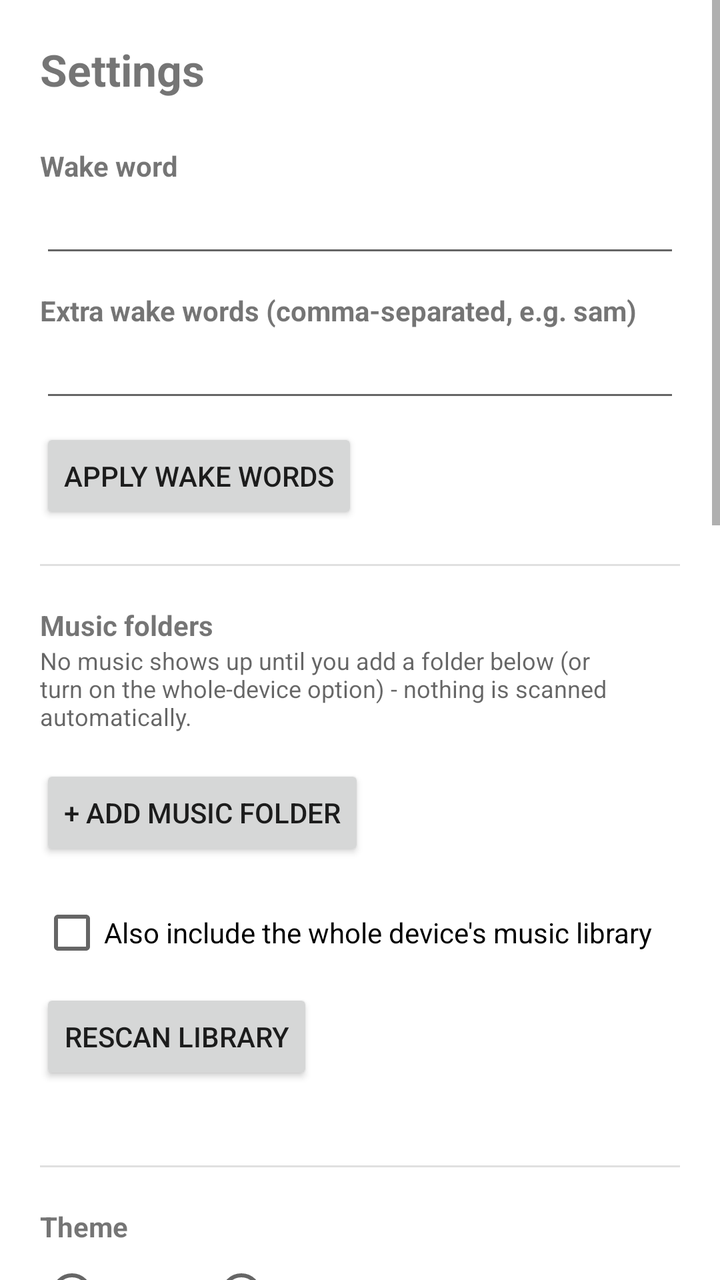
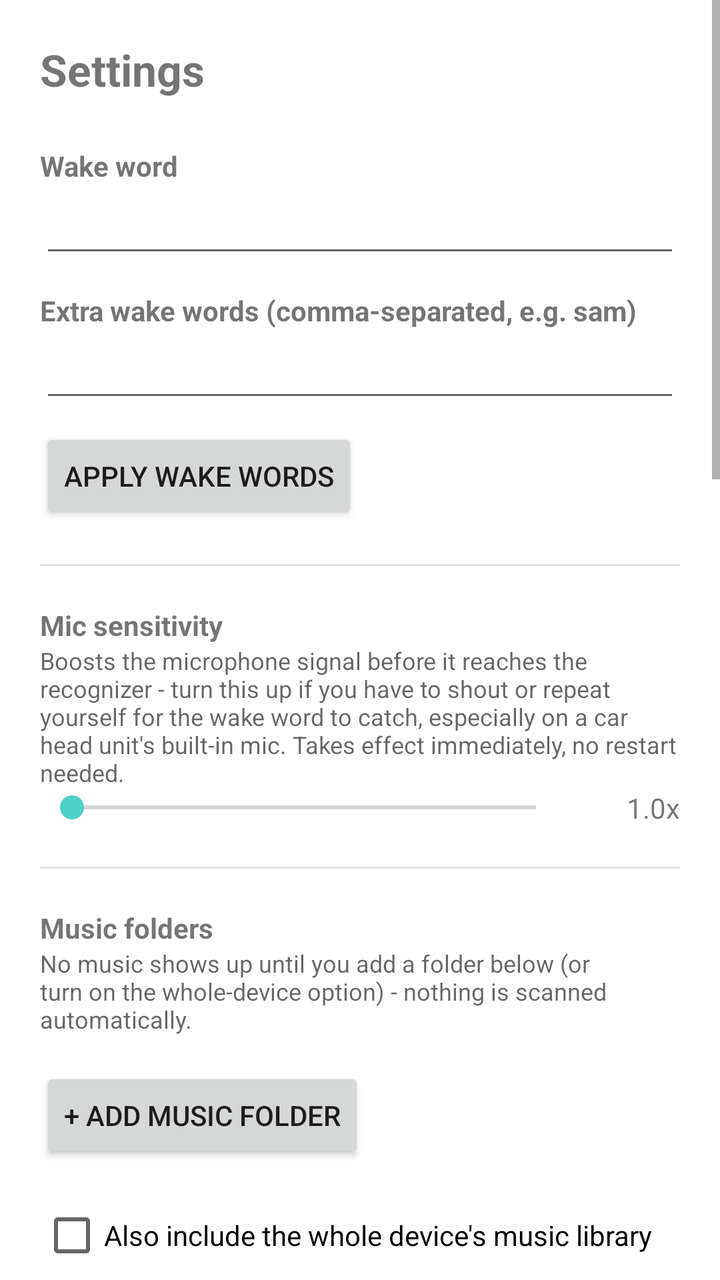

The first picture is an Android layout as it rendered before a commit; the second is the same layout after the commit. The layout source and the unified diff follow.
<!-- AndroidManifest.xml: application theme Theme.CarVoicePlayer -->
<!-- res/layout/activity_settings.xml -->
<?xml version="1.0" encoding="utf-8"?>
<ScrollView xmlns:android="http://schemas.android.com/apk/res/android"
    android:layout_width="match_parent"
    android:layout_height="match_parent">

    <LinearLayout
        android:layout_width="match_parent"
        android:layout_height="wrap_content"
        android:orientation="vertical"
        android:padding="20dp">

        <TextView
            android:layout_width="match_parent"
            android:layout_height="wrap_content"
            android:text="Settings"
            android:textSize="22sp"
            android:textStyle="bold" />

        <TextView
            android:layout_width="match_parent"
            android:layout_height="wrap_content"
            android:layout_marginTop="24dp"
            android:text="Wake word"
            android:textStyle="bold" />
        <EditText
            android:id="@+id/wakeWordInput"
            android:layout_width="match_parent"
            android:layout_height="wrap_content"
            android:inputType="text"
            android:singleLine="true" />

        <TextView
            android:layout_width="match_parent"
            android:layout_height="wrap_content"
            android:layout_marginTop="12dp"
            android:text="Extra wake words (comma-separated, e.g. sam)"
            android:textStyle="bold" />
        <EditText
            android:id="@+id/wakeAliasesInput"
            android:layout_width="match_parent"
            android:layout_height="wrap_content"
            android:inputType="text"
            android:singleLine="true" />

        <Button
            android:id="@+id/applyWakeButton"
            android:layout_width="wrap_content"
            android:layout_height="wrap_content"
            android:layout_marginTop="8dp"
            android:text="Apply wake words" />

        <View
            android:layout_width="match_parent"
            android:layout_height="1dp"
            android:layout_marginTop="20dp"
            android:background="?android:attr/listDivider" />

        <TextView
            android:layout_width="match_parent"
            android:layout_height="wrap_content"
            android:layout_marginTop="20dp"
            android:text="Music folders"
            android:textStyle="bold" />
        <TextView
            android:layout_width="match_parent"
            android:layout_height="wrap_content"
            android:text="No music shows up until you add a folder below (or turn on the whole-device option) - nothing is scanned automatically."
            android:textSize="12sp"
            android:textColor="?android:attr/textColorSecondary" />

        <LinearLayout
            android:id="@+id/folderListContainer"
            android:layout_width="match_parent"
            android:layout_height="wrap_content"
            android:orientation="vertical"
            android:layout_marginTop="8dp" />

        <Button
            android:id="@+id/addFolderButton"
            android:layout_width="wrap_content"
            android:layout_height="wrap_content"
            android:layout_marginTop="8dp"
            android:text="+ Add Music Folder" />

        <CheckBox
            android:id="@+id/wholeDeviceCheckbox"
            android:layout_width="match_parent"
            android:layout_height="wrap_content"
            android:layout_marginTop="12dp"
            android:text="Also include the whole device's music library" />

        <Button
            android:id="@+id/rescanButton"
            android:layout_width="wrap_content"
            android:layout_height="wrap_content"
            android:layout_marginTop="4dp"
            android:text="Rescan Library" />

        <TextView
            android:id="@+id/scanStatusText"
            android:layout_width="match_parent"
            android:layout_height="wrap_content"
            android:layout_marginTop="4dp"
            android:textSize="12sp"
            android:textColor="?android:attr/textColorSecondary" />

        <View
            android:layout_width="match_parent"
            android:layout_height="1dp"
            android:layout_marginTop="20dp"
            android:background="?android:attr/listDivider" />

        <TextView
            android:layout_width="match_parent"
            android:layout_height="wrap_content"
            android:layout_marginTop="20dp"
            android:text="Theme"
            android:textStyle="bold" />
        <RadioGroup
            android:id="@+id/themeRadioGroup"
            android:layout_width="match_parent"
            android:layout_height="wrap_content"
            android:orientation="horizontal">
            <RadioButton
                android:id="@+id/themeDark"
                android:layout_width="wrap_content"
                android:layout_height="wrap_content"
                android:text="Dark" />
            <RadioButton
                android:id="@+id/themeLight"
                android:layout_width="wrap_content"
                android:layout_height="wrap_content"
                android:layout_marginStart="24dp"
                android:text="Plain / Light" />
        </RadioGroup>

        <View
            android:layout_width="match_parent"
            android:layout_height="1dp"
            android:layout_marginTop="20dp"
            android:background="?android:attr/listDivider" />

        <TextView
            android:layout_width="match_parent"
            android:layout_height="wrap_content"
            android:layout_marginTop="20dp"
            android:text="Skip (start every song this far in)"
            android:textStyle="bold" />
        <TextView
            android:layout_width="match_parent"
            android:layout_height="wrap_content"
            android:text="Applies to every song, current and future - not the same as a song's own trim points below, and not the same as saying &quot;skip 30 seconds&quot; alone (that only jumps the CURRENT song, once). Same as the voice command &quot;skip all songs 30 seconds&quot;."
            android:textSize="12sp"
            android:textColor="?android:attr/textColorSecondary" />
        <LinearLayout
            android:layout_width="match_parent"
            android:layout_height="wrap_content"
            android:orientation="horizontal"
            android:gravity="center_vertical">
            <SeekBar
                android:id="@+id/skipSecondsSeekBar"
                android:layout_width="0dp"
                android:layout_height="wrap_content"
                android:layout_weight="1"
                android:max="60" />
            <TextView
                android:id="@+id/skipSecondsLabel"
                android:layout_width="56dp"
                android:layout_height="wrap_content"
                android:gravity="end"
                android:text="0s" />
        </LinearLayout>

        <View
            android:layout_width="match_parent"
            android:layout_height="1dp"
            android:layout_marginTop="20dp"
            android:background="?android:attr/listDivider" />

        <TextView
            android:layout_width="match_parent"
            android:layout_height="wrap_content"
            android:layout_marginTop="20dp"
            android:text="Skip to vocals (beta)"
            android:textStyle="bold" />
        <CheckBox
            android:id="@+id/autoSkipIntroCheckbox"
            android:layout_width="match_parent"
            android:layout_height="wrap_content"
            android:text="Automatically skip the instrumental intro of every song" />
        <TextView
            android:layout_width="match_parent"
            android:layout_height="wrap_content"
            android:text="This is a loudness-based GUESS at where the intro ends, not real vocal detection (true vocal separation needs a heavy ML model this app doesn't run). It looks for the point a song's energy jumps up and stays up compared to its own quiet opening - works reasonably on a typical instrumental-intro-then-full-band song, and will guess wrong on others. Say &quot;skip to vocals&quot; (or &quot;skip intro&quot;) any time for a one-off manual jump on whatever's playing, regardless of this setting."
            android:textSize="12sp"
            android:textColor="?android:attr/textColorSecondary" />

        <View
            android:layout_width="match_parent"
            android:layout_height="1dp"
            android:layout_marginTop="20dp"
            android:background="?android:attr/listDivider" />

        <TextView
            android:layout_width="match_parent"
            android:layout_height="wrap_content"
            android:layout_marginTop="20dp"
            android:text="Startup"
            android:textStyle="bold" />
        <CheckBox
            android:id="@+id/autoStartCheckbox"
            android:layout_width="match_parent"
            android:layout_height="wrap_content"
            android:text="Auto-open when the car/tablet turns on" />
        <TextView
            android:layout_width="match_parent"
            android:layout_height="wrap_content"
            android:text="Resumes playback automatically from wherever it left off - no taps needed. On some tablets (especially budget/car-head-unit Android boxes), you may also need to enable &quot;autostart&quot; or &quot;background activity&quot; for this app in the device's own system settings - that's a manufacturer restriction this app can't bypass on its own."
            android:textSize="12sp"
            android:textColor="?android:attr/textColorSecondary" />

        <View
            android:layout_width="match_parent"
            android:layout_height="1dp"
            android:layout_marginTop="20dp"
            android:background="?android:attr/listDivider" />

        <TextView
            android:layout_width="match_parent"
            android:layout_height="wrap_content"
            android:layout_marginTop="20dp"
            android:text="Last error/crash"
            android:textStyle="bold" />
        <TextView
            android:id="@+id/crashLogText"
            android:layout_width="match_parent"
            android:layout_height="wrap_content"
            android:layout_marginTop="4dp"
            android:textSize="11sp"
            android:fontFamily="monospace"
            android:textColor="?android:attr/textColorSecondary"
            android:text="None recorded." />
        <Button
            android:id="@+id/clearCrashLogButton"
            android:layout_width="wrap_content"
            android:layout_height="wrap_content"
            android:layout_marginTop="4dp"
            android:text="Clear" />

        <View
            android:layout_width="match_parent"
            android:layout_height="1dp"
            android:layout_marginTop="20dp"
            android:background="?android:attr/listDivider" />

        <TextView
            android:layout_width="match_parent"
            android:layout_height="wrap_content"
            android:layout_marginTop="20dp"
            android:textSize="12sp"
            android:textColor="?android:attr/textColorSecondary"
            android:text="Voice commands: play / pause / next / previous / status / play &lt;song name&gt; / skip 30 seconds (current song only, once) / skip all songs 30 seconds (global, same as the Skip setting above) / trim forty thirty / a number 1-5 for rating (for MP3/FLAC, also written into the file's own tag - visible in other players too) / skip to vocals (or &quot;skip intro&quot; - one-off jump past this song's guessed intro, see Skip to vocals above)." />

    </LinearLayout>
</ScrollView>
<!-- resources referenced by this layout -->
<resources>
  <style name="Theme.CarVoicePlayer" parent="Theme.MaterialComponents.DayNight.NoActionBar">
          <item name="colorPrimary">@color/brand_accent</item>
          <item name="colorAccent">@color/brand_accent</item>
      </style>
  <color name="brand_accent">#4FD1C5</color>
</resources>

<!-- the commit's change to res/layout/activity_settings.xml (unified diff, before → after) -->
@@ -48,6 +48,43 @@
             android:layout_height="wrap_content"
             android:layout_marginTop="8dp"
             android:text="Apply wake words" />
+
+        <View
+            android:layout_width="match_parent"
+            android:layout_height="1dp"
+            android:layout_marginTop="20dp"
+            android:background="?android:attr/listDivider" />
+
+        <TextView
+            android:layout_width="match_parent"
+            android:layout_height="wrap_content"
+            android:layout_marginTop="20dp"
+            android:text="Mic sensitivity"
+            android:textStyle="bold" />
+        <TextView
+            android:layout_width="match_parent"
+            android:layout_height="wrap_content"
+            android:text="Boosts the microphone signal before it reaches the recognizer - turn this up if you have to shout or repeat yourself for the wake word to catch, especially on a car head unit's built-in mic. Takes effect immediately, no restart needed."
+            android:textSize="12sp"
+            android:textColor="?android:attr/textColorSecondary" />
+        <LinearLayout
+            android:layout_width="match_parent"
+            android:layout_height="wrap_content"
+            android:orientation="horizontal"
+            android:gravity="center_vertical">
+            <SeekBar
+                android:id="@+id/micSensitivitySeekBar"
+                android:layout_width="0dp"
+                android:layout_height="wrap_content"
+                android:layout_weight="1"
+                android:max="90" />
+            <TextView
+                android:id="@+id/micSensitivityLabel"
+                android:layout_width="56dp"
+                android:layout_height="wrap_content"
+                android:gravity="end"
+                android:text="1.0x" />
+        </LinearLayout>
 
         <View
             android:layout_width="match_parent"
